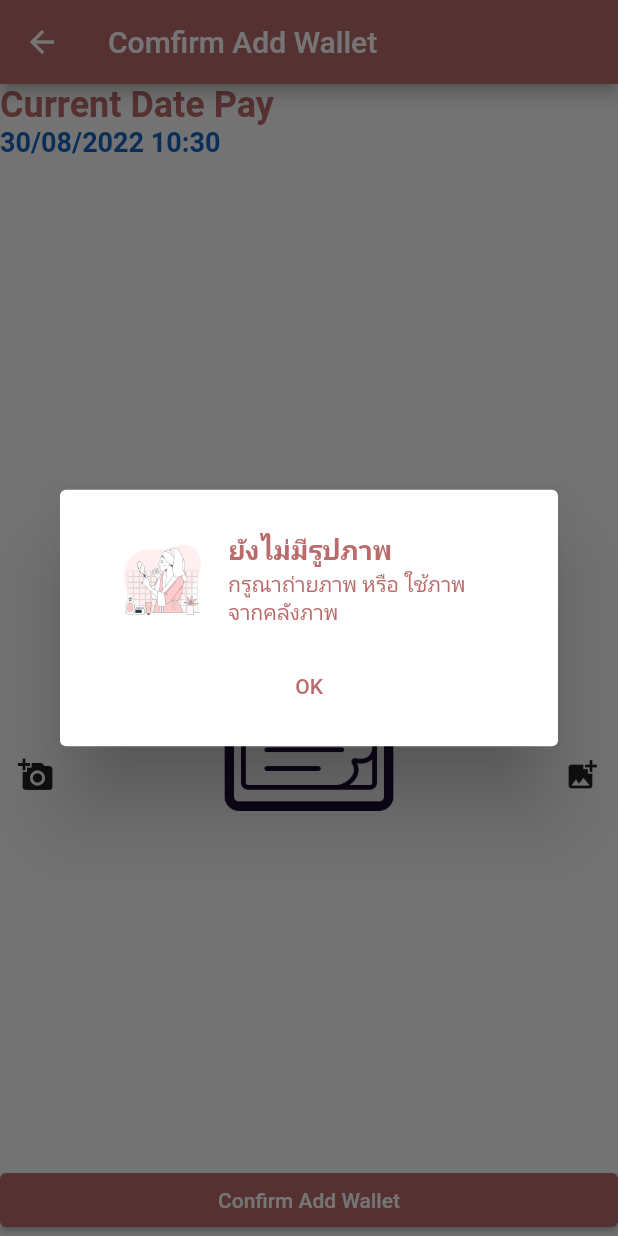
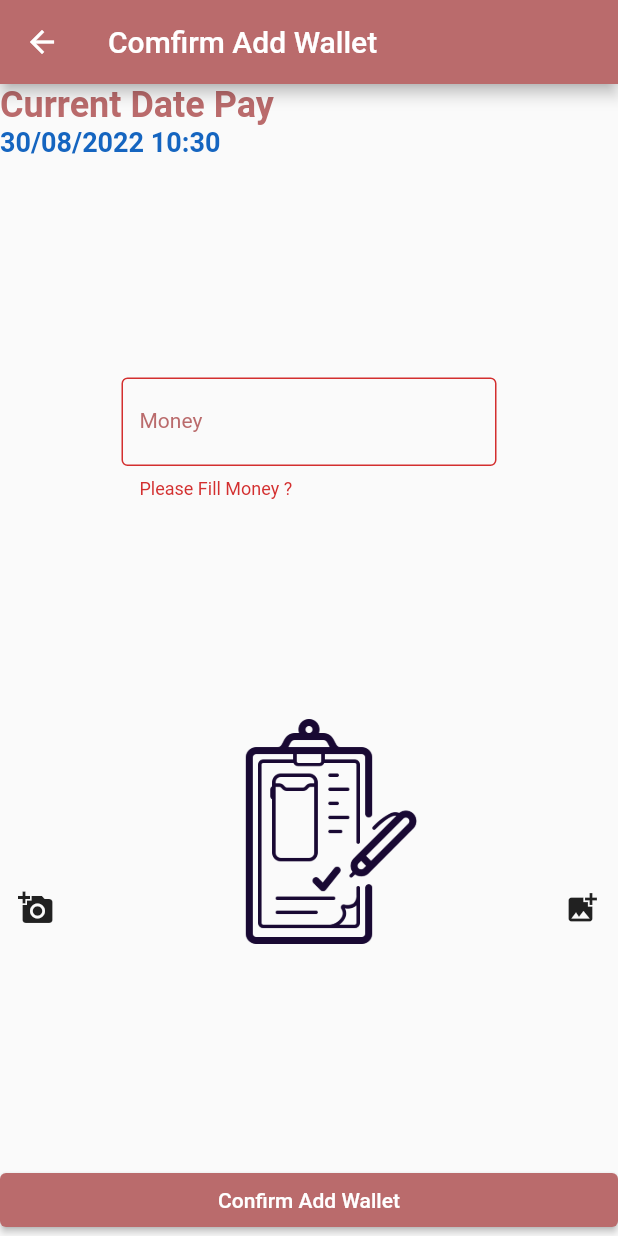
Before and after one commit to poomonlinez4/boneclinicmsu, a Flutter app: the ConfirmAddWallet screen opened by its route, after a tap on "Confirm Add Wallet", on a phone screen of 412 x 824 dp. Run offline on Flutter 3.47's test engine with Material 2 defaults, Android fonts, the phone set to English and light mode, and no system bars; our stand-ins replace cached_network_image, dio, flutter_svg, image_picker, mask_text_input_formatter and 2 more; missing offline and left inert: dart:ffi, dart:html, file_utils, omise_flutter; accounts and stored records are empty.

Commit message:
update wallet

```diff
--- a/lib/states/confirm_add_wallet.dart
+++ b/lib/states/confirm_add_wallet.dart
@@ -1,3 +1,4 @@
+import 'dart:ffi';
 import 'dart:io';
 import 'dart:math';
 
@@ -10,6 +11,7 @@ import 'package:flutter/material.dart';
 import 'package:flutter_svg/flutter_svg.dart';
 import 'package:image_picker/image_picker.dart';
 import 'package:intl/intl.dart';
+import 'package:shared_preferences/shared_preferences.dart';
 
 class ConfirmAddWallet extends StatefulWidget {
   const ConfirmAddWallet({Key? key}) : super(key: key);
@@ -21,13 +23,22 @@ class ConfirmAddWallet extends StatefulWidget {
 class _ConfirmAddWalletState extends State<ConfirmAddWallet> {
   String? dateTimeStr;
   File? file;
+  var formKey = GlobalKey<FormState>();
 
+  String? idBuyer;
+  TextEditingController moneyController = TextEditingController();
   @override
   void initState() {
     // TODO: implement initState
     super.initState();
 
     findCurrentTime();
+    findIdBuyer();
+  }
+
+  Future<void> findIdBuyer() async {
+    SharedPreferences preferences = await SharedPreferences.getInstance();
+    idBuyer = preferences.getString('id');
   }
 
   void findCurrentTime() {
@@ -51,17 +62,52 @@ class _ConfirmAddWalletState extends State<ConfirmAddWallet> {
           icon: Icon(Icons.arrow_back),
         ),
       ),
-      body: Column(
+      body: GestureDetector(
+        onTap: () => FocusScope.of(context).requestFocus(FocusNode()),
+        behavior: HitTestBehavior.opaque,
+        child: Form(
+          key: formKey,
+          child: Column(
             crossAxisAlignment: CrossAxisAlignment.start,
             children: [
               newHeader(),
               newDateTimePay(),
+              Spacer(),
+              newMoney(),
               Spacer(),
               newImage(),
               Spacer(),
               newButtonConfirm(),
             ],
           ),
+        ),
+      ),
+    );
+  }
+
+  Row newMoney() {
+    return Row(
+      mainAxisAlignment: MainAxisAlignment.center,
+      children: [
+        Container(
+          width: 250,
+          child: TextFormField(
+            controller: moneyController,
+            keyboardType: TextInputType.number,
+            validator: (value) {
+              if (value!.isEmpty) {
+                return 'Please Fill Money ?';
+              } else {
+                return null;
+              }
+            },
+            decoration: InputDecoration(
+              label: ShowTitle(title: 'Money'),
+              border: OutlineInputBorder(),
+            ),
+          ),
+        ),
+      ],
     );
   }
 
@@ -70,11 +116,13 @@ class _ConfirmAddWalletState extends State<ConfirmAddWallet> {
       width: double.infinity,
       child: ElevatedButton(
         onPressed: () {
+          if (formKey.currentState!.validate()) {
             if (file == null) {
               MyDialog().normalDialog(context, 'ยังไม่มีรูปภาพ',
                   'กรูณาถ่ายภาพ หรือ ใช้ภาพจากคลังภาพ');
             } else {
               processUploadAndInsertData();
+            }
           }
         },
         child: Text('Confirm Add Wallet'),
@@ -83,6 +131,7 @@ class _ConfirmAddWalletState extends State<ConfirmAddWallet> {
   }
 
   Future<void> processUploadAndInsertData() async {
+    // upload Image to server
     String apiSaveSlip = '${MyConstant.domain}/boneclinic/saveSlip.php';
     String nameSlip = 'slip ${Random().nextInt(10000000)}.jpg';
 
@@ -93,11 +142,31 @@ class _ConfirmAddWalletState extends State<ConfirmAddWallet> {
       map['file'] =
           await MultipartFile.fromFile(file!.path, filename: nameSlip);
       FormData data = FormData.fromMap(map);
-      await Dio().post(apiSaveSlip, data: data).then((value) {
+      await Dio().post(apiSaveSlip, data: data).then((value) async {
         print('value --> $value');
         Navigator.pop(context);
+
+        //  insert value to mySQL
+        var pathSlip = '/slip/$nameSlip';
+        var status = 'WaitOrder';
+        var urlAPIinsert =
+            '${MyConstant.domain}/boneclinic/insertWallet.php?isAdd=true&idBuyer=$idBuyer&datePay=$dateTimeStr&money=${moneyController.text.trim()}&pathSlip=$pathSlip&status=$status';
+        print('#### URL==>> $urlAPIinsert');
+        await Dio()
+            .get(urlAPIinsert)
+            .then((value) => MyDialog(funcAction: success).actionDialog(
+                  context,
+                  'Confirm Sccess',
+                  'Comfirm Add Money to Wallet Success',
+                ));
       });
     } catch (e) {}
+  }
+
+  void success() {
+    Navigator.restorablePushNamedAndRemoveUntil(
+        context, MyConstant.routeCoustomerService, (route) => false);
+    print('Success Work');
   }
 
   Future<void> processTakePhoto(ImageSource source) async {
@@ -120,8 +189,8 @@ class _ConfirmAddWalletState extends State<ConfirmAddWallet> {
           icon: Icon(Icons.add_a_photo),
         ),
         Container(
-          width: 200,
-          height: 200,
+          width: 150,
+          height: 150,
           child: file == null
               ? ShowImage(path: 'images/bill.png')
               : Image.file(file!),
--- a/lib/unility/my_constant.dart
+++ b/lib/unility/my_constant.dart
@@ -3,7 +3,7 @@ import 'package:flutter/material.dart';
 class MyConstant {
   // Genernal
   static String appName = 'Bone Clinic';
-  static String domain = 'https://36d8-184-82-32-185.ap.ngrok.io';
+  static String domain = 'https://7e98-184-82-51-202.ap.ngrok.io';
   static String urlPrompay = 'https://promptpay.io/0922698037.png';
   static String publicKey = 'pkey_test_5svsm90kpsw24gjh0ce';
   static String secreKey = 'skey_test_5svsm920ezn9s0oyq2o';
```
Also changed, not shown: lib/main.dart (+9 -1 lines), lib/states/authen.dart (+8 -1 lines), lib/unility/my_dialod.dart (+23 -1 lines). Lines whose indentation alone changed are shown as unchanged.
